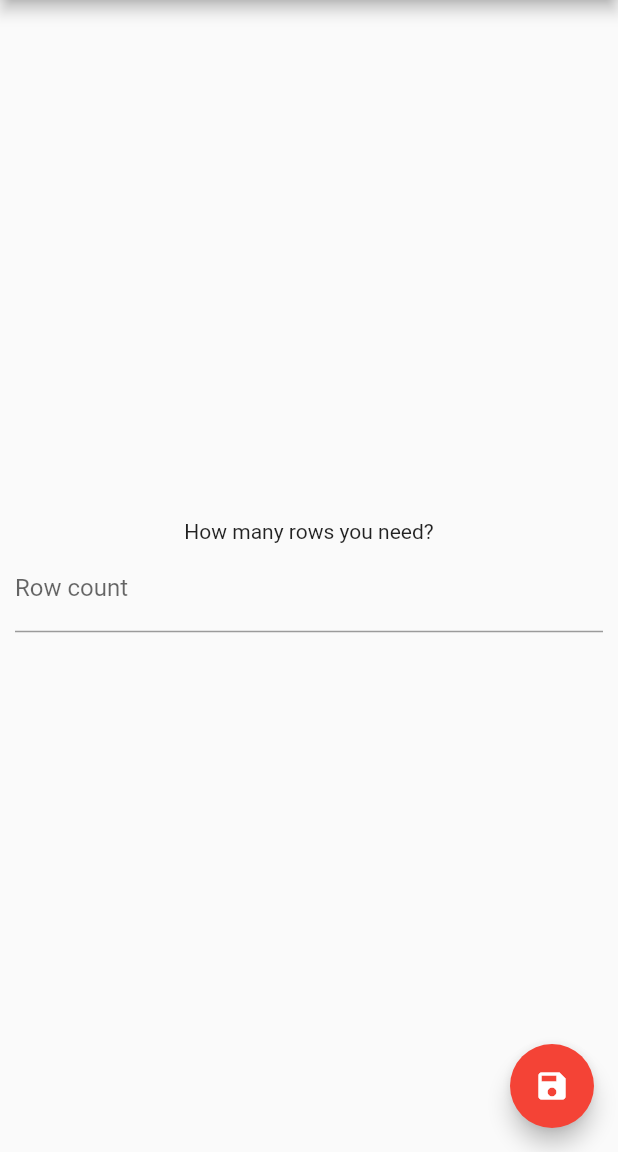
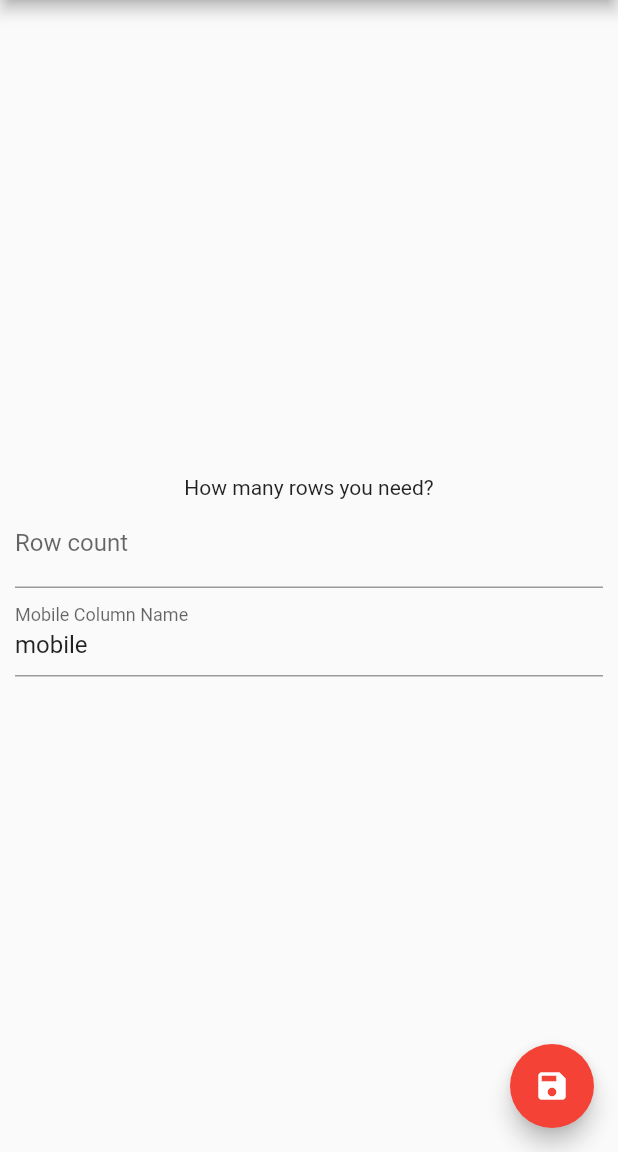
Before and after one commit to blacksoulgem95/csv_generator, a Flutter app: the screen it shows after launch, on a phone screen of 412 x 824 dp, the part 84-1236 px from its top. Run offline on Flutter 3.47's test engine with Material 2 defaults, Android fonts, the phone set to English and light mode, and no system bars; drawn by our look-alikes of loader_overlay; our stand-ins replace file_picker; missing offline and left inert: dart:ffi.

Commit message:
custom mobile column name

```diff
--- a/lib/generator.dart
+++ b/lib/generator.dart
@@ -8,17 +8,18 @@ class Generator {
   var rng = Random();
   int? rowCount;
   String? file;
+  String? mobileColName;
 
   int maxBatch = 10000; // 10k
   var buffer = <String>[];
 
-  static generate(int rowCount, String filePath) async {
+  static generate(int rowCount, String mobileColName, String filePath) async {
     dev.log("Generating $rowCount rows into file $filePath");
-    var gen = Generator(rowCount, filePath);
+    var gen = Generator(rowCount, mobileColName, filePath);
     return gen.saveFile();
   }
 
-  Generator(this.rowCount, this.file);
+  Generator(this.rowCount, this.mobileColName, this.file);
 
   saveFile() async {
     var file = File(this.file!);
@@ -26,7 +27,7 @@ class Generator {
       await file.delete();
     }
     await file.create();
-    await file.writeAsString("mobile\n", mode: FileMode.append);
+    await file.writeAsString("$mobileColName\n", mode: FileMode.append);
 
     int lastPerc = 0;
 
--- a/lib/main.dart
+++ b/lib/main.dart
@@ -56,6 +56,8 @@ class MyHomePage extends StatefulWidget {
 
 class _MyHomePageState extends State<MyHomePage> {
   int rows = 0;
+  String mobileCol = "mobile";
+  final TextEditingController _controller = TextEditingController();
 
   void _updateRowCount(value) {
     setState(() {
@@ -69,12 +71,44 @@ class _MyHomePageState extends State<MyHomePage> {
     });
   }
 
+  void _updateMobileCol(value) {
+    setState(() {
+      if (value.length == 0) {
+        showDialog(
+            context: context,
+            builder: (context) => const AlertDialog(
+                  content: Text("The mobile column cannot be empty"),
+                ));
+
+        mobileCol = "mobile";
+        _controller.value = _controller.value.copyWith(
+          text: mobileCol,
+          selection: TextSelection.collapsed(offset: mobileCol.length),
+        );
+
+        return;
+      } else {
+        log("saving value " + value);
+        mobileCol = value;
+      }
+    });
+  }
+
+  @override
+  void initState() {
+    super.initState();
+
+    _controller.value = _controller.value.copyWith(
+      text: mobileCol,
+      selection: TextSelection.collapsed(offset: mobileCol.length),
+    );
+  }
+
   void _saveFile() async {
     if (rows < 1) {
       showDialog(
           context: context,
-          builder: (context) =>
-          const AlertDialog(
+          builder: (context) => const AlertDialog(
                 content: Text("You need at least 1 contact"),
               ));
       return;
@@ -88,8 +122,7 @@ class _MyHomePageState extends State<MyHomePage> {
     if (outputFile == null) {
       showDialog(
           context: context,
-          builder: (context) =>
-          const AlertDialog(
+          builder: (context) => const AlertDialog(
                 content: Text("Action cancelled"),
               ));
       return;
@@ -97,26 +130,22 @@ class _MyHomePageState extends State<MyHomePage> {
     context.loaderOverlay.show();
 
     try {
-      await Generator.generate(rows, outputFile);
+      await Generator.generate(rows, mobileCol, outputFile);
 
       showDialog(
           context: context,
-          builder: (context) =>
-          const AlertDialog(
+          builder: (context) => const AlertDialog(
                 content: Text("File saved"),
               ));
     } on Exception catch (error) {
-
       log('error on saving file: $error');
 
       showDialog(
           context: context,
-          builder: (context) =>
-          const AlertDialog(
+          builder: (context) => const AlertDialog(
                 content: Text("An error occurred"),
               ));
-    }
-    finally {
+    } finally {
       context.loaderOverlay.hide();
     }
   }
@@ -162,7 +191,8 @@ class _MyHomePageState extends State<MyHomePage> {
                 padding: const EdgeInsets.symmetric(
                   horizontal: 10.0,
                 ),
-              child: TextField(
+                child: Column(children: [
+                  TextField(
                     decoration: const InputDecoration(labelText: "Row count"),
                     keyboardType: TextInputType.number,
                     onChanged: _updateRowCount,
@@ -170,7 +200,16 @@ class _MyHomePageState extends State<MyHomePage> {
                       FilteringTextInputFormatter.digitsOnly
                     ], // Only numbers can be entered
                   ),
-            )
+                  TextField(
+                    controller: _controller,
+                    decoration: const InputDecoration(labelText: "Mobile Column Name"),
+                    keyboardType: TextInputType.name,
+                    onChanged: _updateMobileCol,
+                    inputFormatters: <TextInputFormatter>[
+                      FilteringTextInputFormatter.singleLineFormatter
+                    ], // Single line text
+                  ),
+                ]))
           ],
         ),
       ),
--- a/pubspec.yaml
+++ b/pubspec.yaml
@@ -17,7 +17,7 @@ publish_to: 'none' # Remove this line if you wish to publish to pub.dev
 # In iOS, build-name is used as CFBundleShortVersionString while build-number used as CFBundleVersion.
 # Read more about iOS versioning at
 # https://developer.apple.com/library/archive/documentation/General/Reference/InfoPlistKeyReference/Articles/CoreFoundationKeys.html
-version: 1.0.0+1
+version: 1.1.0
 
 environment:
   sdk: ">=2.16.0 <3.0.0"
```
Also changed, not shown: 1 other file. Lines whose indentation alone changed are shown as unchanged.
